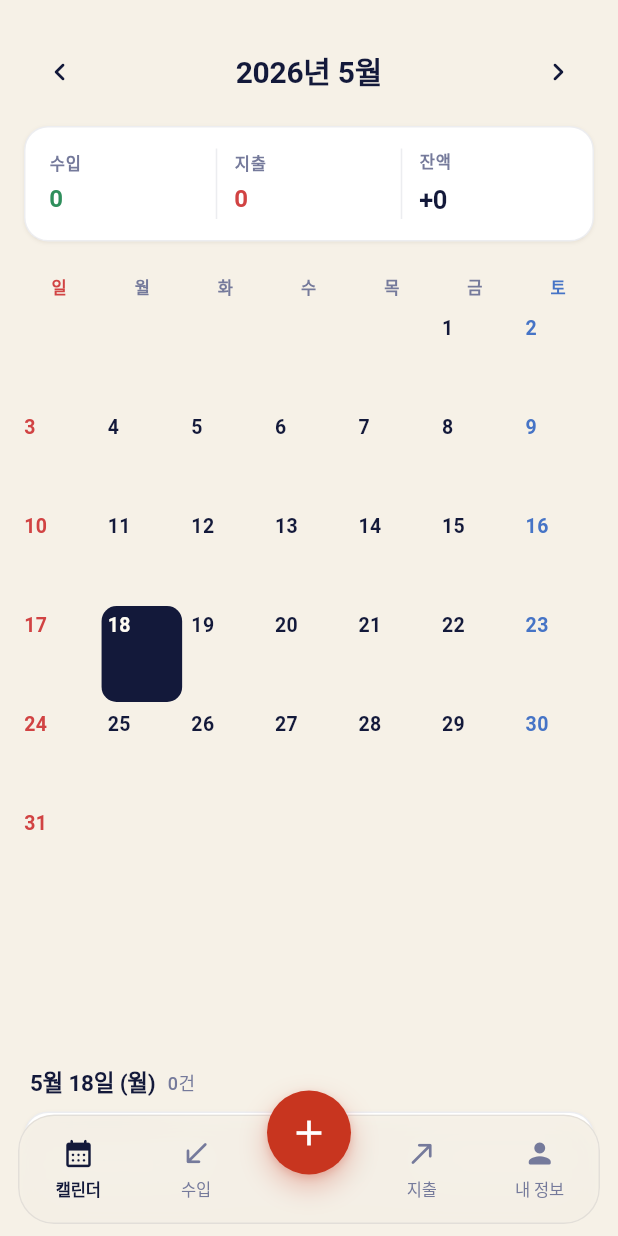
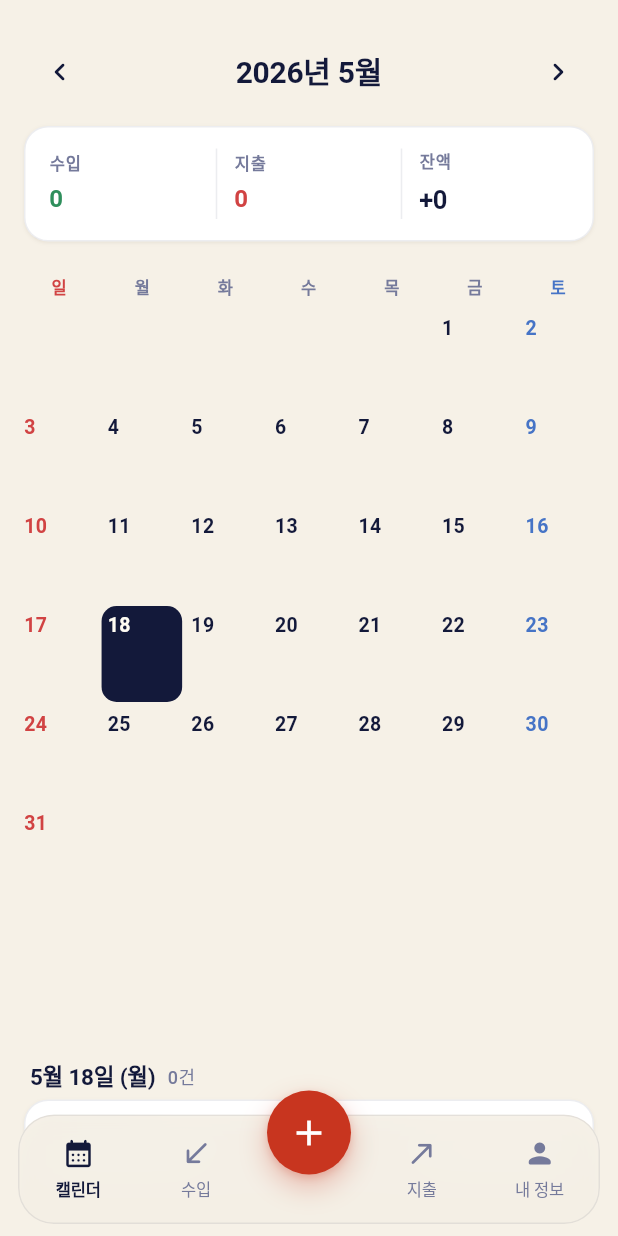
Before and after one commit to Dev-HyunSang/my-account-book-app, a Flutter app: the screen it shows after launch, on a phone screen of 412 x 824 dp. Run offline on Flutter 3.47's test engine with Material 3 defaults, Android fonts, the phone set to English and light mode, and no system bars; our stand-ins replace shared_preferences.

Commit message:
style(calendar): pull day-detail card flush against calendar grid
Co-Authored-By: Claude Opus 4.7 <noreply@anthropic.com>

```diff
--- a/lib/screens/calendar_screen.dart
+++ b/lib/screens/calendar_screen.dart
@@ -212,7 +212,7 @@ class _CalendarScreenState extends State<CalendarScreen> {
 
   Widget _detailHeader(int count) {
     return Padding(
-      padding: const EdgeInsets.fromLTRB(20, 4, 20, 8),
+      padding: const EdgeInsets.fromLTRB(20, 0, 20, 4),
       child: Row(
         crossAxisAlignment: CrossAxisAlignment.baseline,
         textBaseline: TextBaseline.alphabetic,
```
